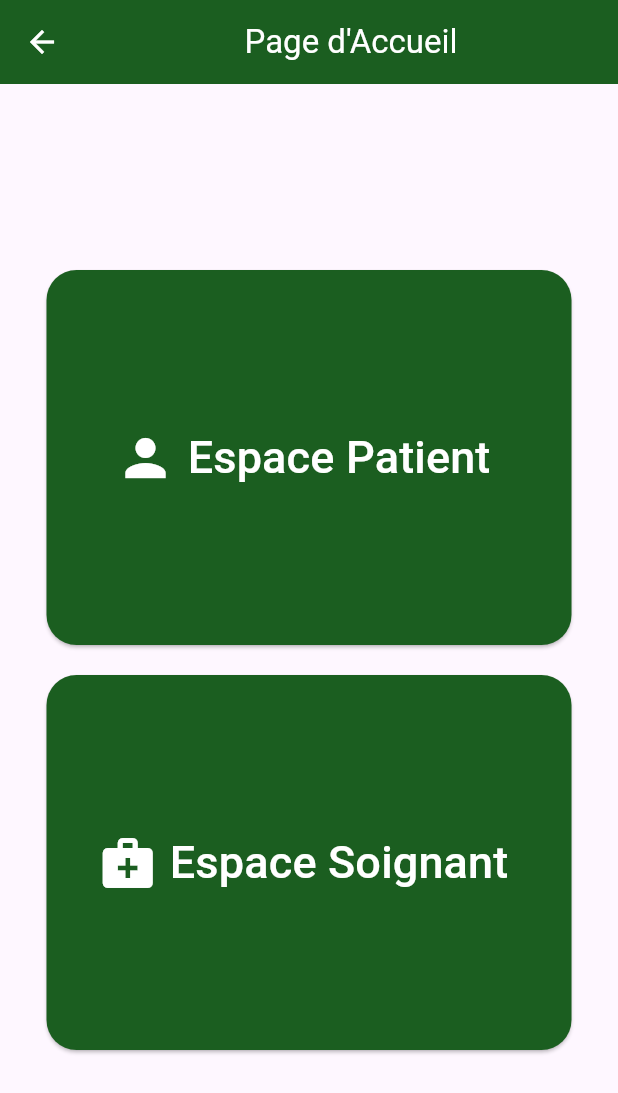
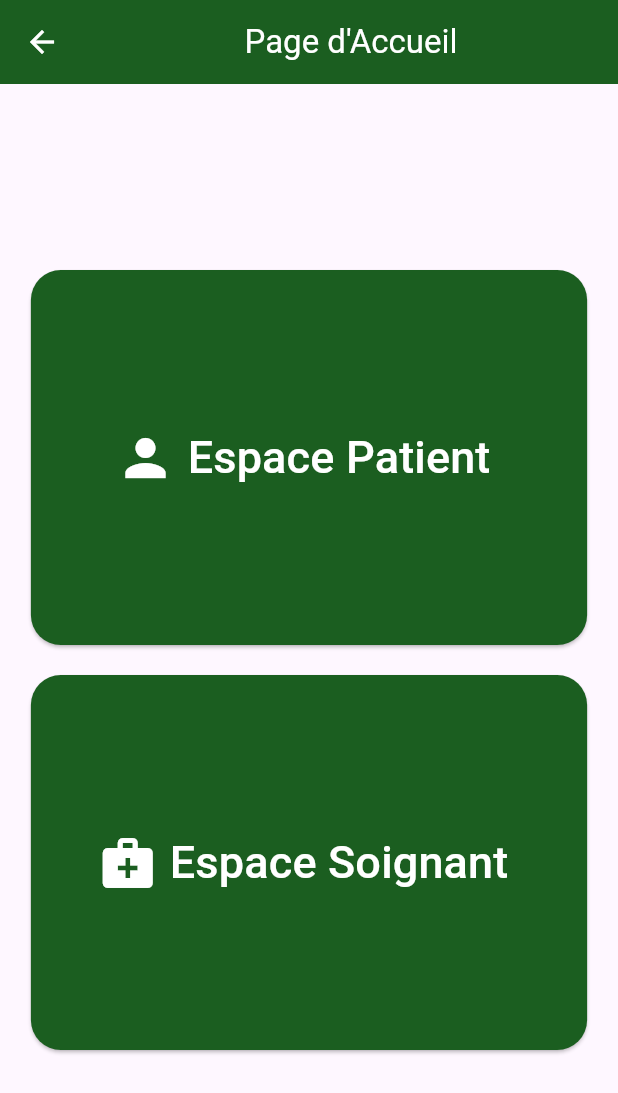
Before and after one commit to thomas631/WellComRea, a Flutter app: the AccueilView screen opened directly, on a phone screen of 412 x 824 dp. Shown: the top 1093 px of the screen. Run offline on Flutter 3.47's test engine with Material 3 defaults, Android fonts, the phone set to English and light mode, and no system bars; our stand-ins replace easy_localization, video_player.

Commit message:
refactor AccueilView.dart

```diff
--- a/lib/Views/AccueilView.dart
+++ b/lib/Views/AccueilView.dart
@@ -7,6 +7,7 @@ class AccueilView extends StatelessWidget {
   @override
   Widget build(BuildContext context) {
     Size size = MediaQuery.of(context).size;
+    const double tablet =500;
     return Scaffold(
       appBar: AppBar(
         foregroundColor: Colors.white,
@@ -16,11 +17,19 @@ class AccueilView extends StatelessWidget {
         backgroundColor: Colors.green.shade900,
       ),
       body: Center(
-        child: Wrap(
+        child: SizedBox(
+          width: size.width * 0.9,
+          child: LayoutBuilder(
+            builder: (context,cons) {
+              return Wrap(
+                alignment: WrapAlignment.center,
                 spacing: 10,
-          direction: (size.width <= 700) ? Axis.vertical : Axis.horizontal,
+                direction: (size.width <= tablet) ? Axis.vertical : Axis.horizontal,
                 children: <Widget>[
-            ElevatedButton.icon(
+                  SizedBox(
+                    width: (size.width <= tablet) ? cons.maxWidth : 250,
+                    height: 250,
+                    child: ElevatedButton.icon(
                       onPressed: () {
                         Navigator.push(
                           context,
@@ -31,9 +40,11 @@ class AccueilView extends StatelessWidget {
                         Icons.person,
                         size: 40, // Ajustez la taille de l'icône ici
                       ), // Ajout de l'icône
-              label: const Text(
+                      label: const  FittedBox(
+                        child:  Text(
                           'Espace Patient',
                           style: TextStyle(fontSize: 30),
+                        ),
                       ),
                       style: ElevatedButton.styleFrom(
                         foregroundColor: Colors.white,
@@ -41,13 +52,16 @@ class AccueilView extends StatelessWidget {
                         shape: RoundedRectangleBorder(
                           borderRadius: BorderRadius.circular(20.0),
                         ),
-                minimumSize: const Size(350, 250),
+                      ),
                     ),
                   ),
 
                   const SizedBox(width: 20), // Espace entre les boutons
 
-            ElevatedButton.icon(
+                  SizedBox(
+                    width: (size.width <= tablet) ? cons.maxWidth : 250,
+                    height: 250,
+                    child: ElevatedButton.icon(
                       onPressed: () {
                         Navigator.push(
                           context,
@@ -58,9 +72,11 @@ class AccueilView extends StatelessWidget {
                         Icons.medical_services,
                         size: 40,
                       ), // Ajout de l'icône
-              label: const Text(
+                      label: const FittedBox(
+                        child:  Text(
                           'Espace Soignant',
                           style: TextStyle(fontSize: 30),
+                        ),
                       ),
                       style: ElevatedButton.styleFrom(
                         foregroundColor: Colors.white,
@@ -68,10 +84,13 @@ class AccueilView extends StatelessWidget {
                         shape: RoundedRectangleBorder(
                           borderRadius: BorderRadius.circular(20.0),
                         ),
-                minimumSize: const Size(350, 250),
+                      ),
                     ),
                   ),
                 ],
+              );
+            }
+          ),
         ),
       ),
     );
```
Lines whose indentation alone changed are shown as unchanged.
